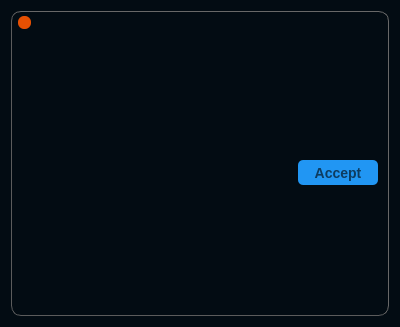
Old version of the form Centaur/ui/DialogTemplate.ui in the repository 519984307/Centaur.
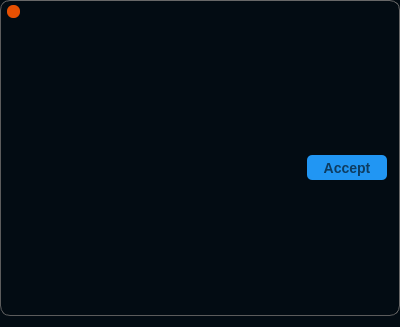
New version of the form. Custom widgets are drawn as their Qt base class.

Commit message: Better Qt Centaur Dialog Template

What changed in the file:
```diff
--- a/Centaur/ui/DialogTemplate.ui
+++ b/Centaur/ui/DialogTemplate.ui
@@ -109,6 +109,15 @@
 </string>
   </property>
   <layout class="QVBoxLayout" name="verticalLayout">
+   <property name="leftMargin">
+    <number>0</number>
+   </property>
+   <property name="topMargin">
+    <number>0</number>
+   </property>
+   <property name="rightMargin">
+    <number>0</number>
+   </property>
    <item>
     <widget class="CENTAUR_NAMESPACE::ResizableFrame" name="addMainFrame">
      <property name="styleSheet">
@@ -256,7 +265,7 @@
              <number>0</number>
             </property>
             <item>
-             <widget class="QFrame" name="titleBarFrame_2">
+             <widget class="QFrame" name="titleBarFrame2">
               <property name="minimumSize">
                <size>
                 <width>0</width>
@@ -430,7 +439,7 @@
         </property>
         <layout class="QVBoxLayout" name="verticalLayout_4">
          <property name="rightMargin">
-          <number>0</number>
+          <number>12</number>
          </property>
          <item>
           <widget class="QFrame" name="acceptFrame">
@@ -512,22 +521,6 @@
               </property>
              </widget>
             </item>
-            <item>
-             <spacer name="horzSpacerAcceptRight">
-              <property name="orientation">
-               <enum>Qt::Horizontal</enum>
-              </property>
-              <property name="sizeType">
-               <enum>QSizePolicy::Fixed</enum>
-              </property>
-              <property name="sizeHint" stdset="0">
-               <size>
-                <width>10</width>
-                <height>20</height>
-               </size>
-              </property>
-             </spacer>
-            </item>
            </layout>
           </widget>
          </item>
```
